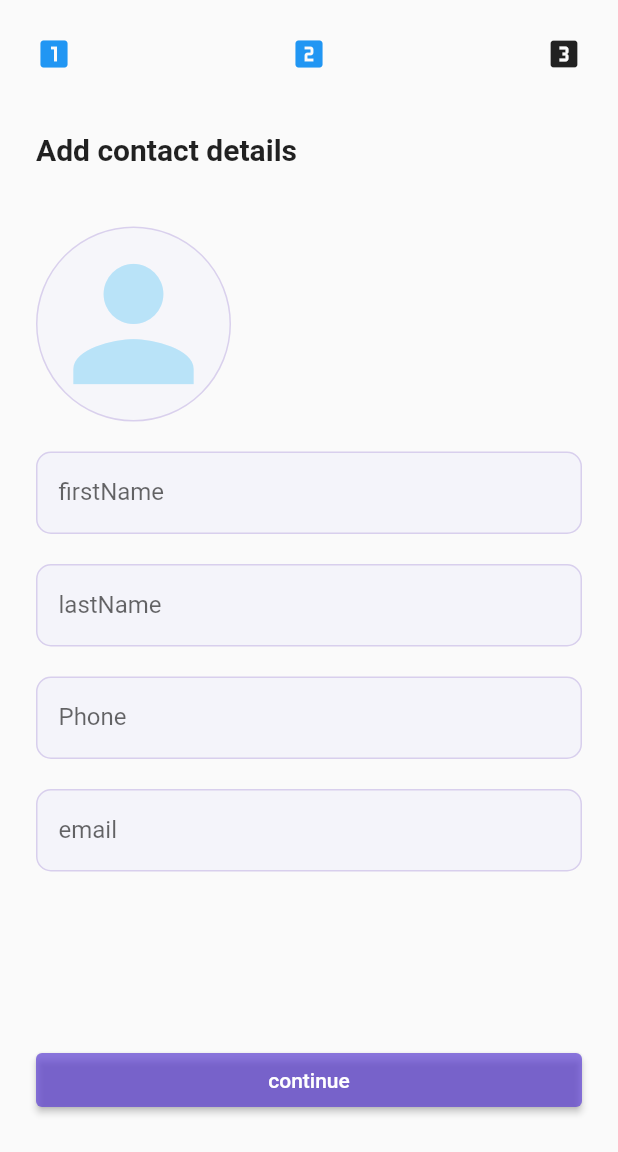
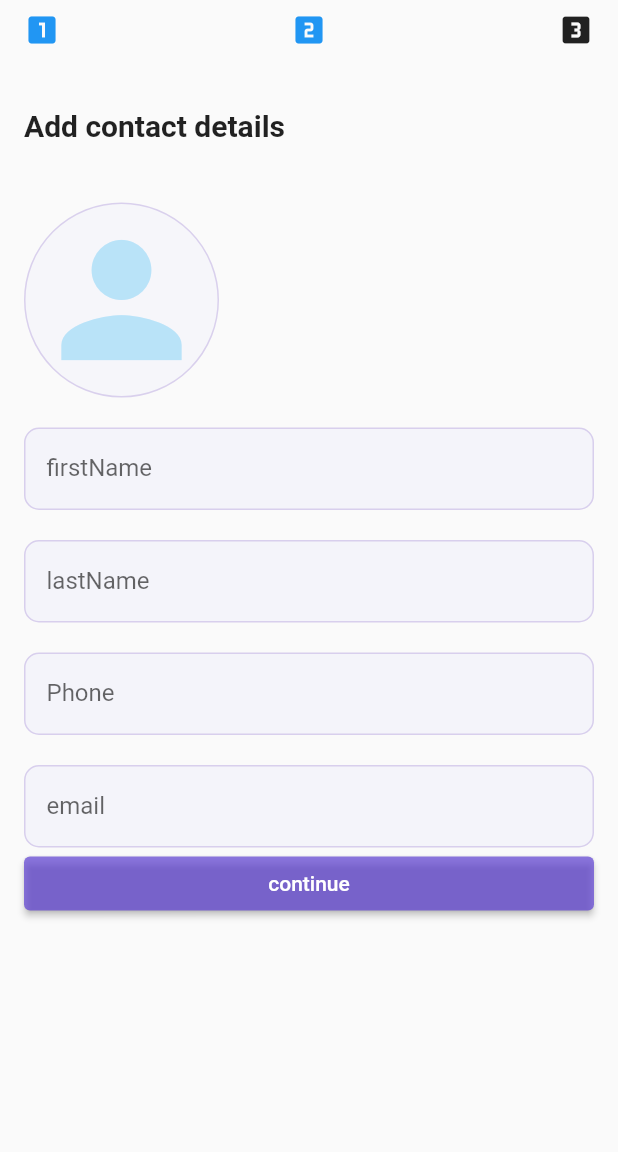
Before and after one commit to manesantosh/IntlPhoneField, a Flutter app: the AddContactDetails screen opened directly, on a phone screen of 412 x 824 dp, the part 84-1236 px from its top. Run offline on Flutter 3.47's test engine with Material 2 defaults, Android fonts, the phone set to English and light mode, and no system bars; our stand-ins replace shared_preferences; missing offline and left inert: dart:ffi; accounts and stored records are empty.

```diff
--- a/intlphonefield/lib/config/views/main.dart
+++ /dev/null
@@ -1 +0,0 @@
-// TODO Implement this library.
--- a/intlphonefield/lib/views/screen/AddContactDetails.dart
+++ b/intlphonefield/lib/views/screen/AddContactDetails.dart
@@ -23,8 +23,10 @@ class _AddContactDetailsState extends State<AddContactDetails> {
 
   @override
   Widget build(BuildContext context) {
-    return Scaffold(
-      resizeToAvoidBottomInset: false,
+    return GestureDetector(
+      onTap: () => FocusManager.instance.primaryFocus?.unfocus(),
+      child: Scaffold(
+        // resizeToAvoidBottomInset: false,
         appBar: AppBar(
           leading: IconButton(
             icon: const Icon(Icons.arrow_back_ios, color: Colors.black),
@@ -37,8 +39,17 @@ class _AddContactDetailsState extends State<AddContactDetails> {
           backgroundColor: const Color(0xFFFFFFFF),
           elevation: 0,
         ),
-      body: Padding(
-          padding: const EdgeInsets.all(24.0),
+        body: LayoutBuilder(
+          builder: (BuildContext context, BoxConstraints viewportConstraints) {
+            return Column(
+              children: [
+                SingleChildScrollView(
+                  child: ConstrainedBox(
+                    constraints: BoxConstraints(
+                      minHeight: viewportConstraints.maxHeight,
+                    ),
+                    child: Padding(
+                      padding: const EdgeInsets.symmetric(vertical: 8, horizontal: 16),
                       child: Column(
                         mainAxisAlignment: MainAxisAlignment.start,
                         crossAxisAlignment: CrossAxisAlignment.start,
@@ -195,15 +206,12 @@ class _AddContactDetailsState extends State<AddContactDetails> {
                                     keyboardType: TextInputType.name,
                                   ),
                                 ),
-                  ],
-                ),
-              ),
 
-            Expanded(
-              child: Align(
+                                Align(
                                   alignment: Alignment.bottomCenter,
                                   child: SizedBox(
                                     width: double.infinity,
+                                    child: Container(
                                       child: ElevatedButton(
                                         onPressed: (){
                                           if (_formKey.currentState!.validate()) {
@@ -220,10 +228,21 @@ class _AddContactDetailsState extends State<AddContactDetails> {
                                       ),
                                     ),
                                   ),
+                                )
+
+                              ],
+                            ),
                           ),
                         ]
                         ),
-      )
+                    ),
+                  ),
+                ),
+              ],
+            );
+          },
+        ),
+      ),
     );
   }
 
--- a/intlphonefield/lib/views/screen/PaymentDetails.dart
+++ b/intlphonefield/lib/views/screen/PaymentDetails.dart
@@ -33,7 +33,9 @@ class _PaymentDetailsState extends State<PaymentDetails> {
 
   @override
   Widget build(BuildContext context) {
-    return Scaffold(
+    return GestureDetector(
+      onTap: () => FocusManager.instance.primaryFocus?.unfocus(),
+      child: Scaffold(
           resizeToAvoidBottomInset: false,
           appBar: AppBar(
             leading: IconButton(
@@ -194,6 +196,7 @@ class _PaymentDetailsState extends State<PaymentDetails> {
                 ),
             ])
       )
+      ),
     );
   }
 }
```
Also changed, not shown: intlphonefield/lib/config/theme/colors.dart (added, +10 -0 lines), intlphonefield/lib/main.dart (+7 -4 lines), intlphonefield/lib/views/screen/AddContact.dart (+10 -5 lines), intlphonefield/lib/Constants/Color_contants.dart (deleted). Lines whose indentation alone changed are shown as unchanged.
